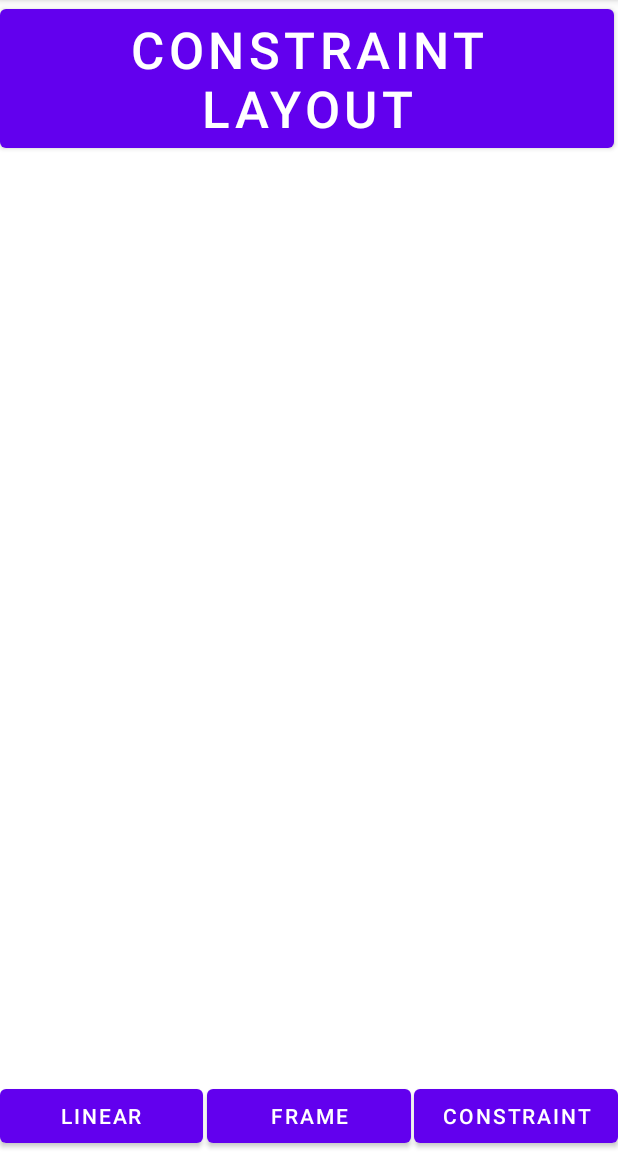
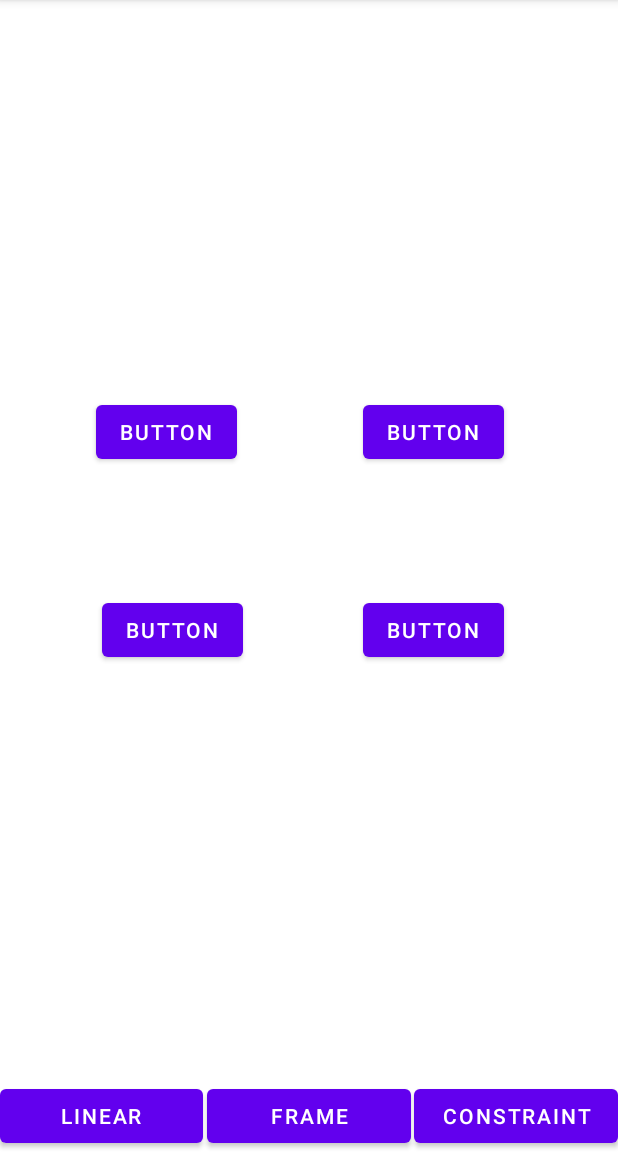
Before and after one commit to yguboy/AppLayout_V1, an Android app: the fragment ConstraintFragment placed in its activity, on a phone screen of 412 x 824 dp, the part 84-1236 px from its top. Run offline under Robolectric (Android 15) with nearby library versions, the phone set to English and light mode, and no system bars.

Commit message:
App em testes.

```diff
--- a/app/src/main/res/layout/fragment_constraint.xml
+++ b/app/src/main/res/layout/fragment_constraint.xml
@@ -3,14 +3,61 @@
     xmlns:app="http://schemas.android.com/apk/res-auto"
     xmlns:tools="http://schemas.android.com/tools"
     android:layout_width="match_parent"
-    android:layout_height="match_parent">
+    android:layout_height="match_parent"
+    tools:layout_editor_absoluteX="0dp"
+    tools:layout_editor_absoluteY="-1dp">
 
     <Button
-        android:id="@+id/button5"
-        android:layout_width="409dp"
+        android:id="@+id/button20"
+        android:layout_width="wrap_content"
         android:layout_height="wrap_content"
-        android:text="Constraint Layout"
-        android:textSize="34sp"
-        app:layout_constraintStart_toStartOf="parent"
-        app:layout_constraintTop_toTopOf="parent" />
+        android:layout_marginTop="84dp"
+        android:layout_marginEnd="80dp"
+        android:text="Button"
+        app:layout_constraintEnd_toStartOf="@+id/button21"
+        app:layout_constraintTop_toBottomOf="@+id/button23" />
+
+    <Button
+        android:id="@+id/button21"
+        android:layout_width="wrap_content"
+        android:layout_height="wrap_content"
+        android:layout_marginStart="36dp"
+        android:layout_marginTop="84dp"
+        android:text="Button"
+        app:layout_constraintStart_toStartOf="@+id/guideline"
+        app:layout_constraintTop_toBottomOf="@+id/button22" />
+
+    <Button
+        android:id="@+id/button22"
+        android:layout_width="wrap_content"
+        android:layout_height="wrap_content"
+        android:layout_marginStart="84dp"
+        android:layout_marginBottom="48dp"
+        android:text="Button"
+        app:layout_constraintBottom_toTopOf="@+id/guideline2"
+        app:layout_constraintStart_toEndOf="@+id/button23" />
+
+    <Button
+        android:id="@+id/button23"
+        android:layout_width="wrap_content"
+        android:layout_height="wrap_content"
+        android:layout_marginEnd="48dp"
+        android:layout_marginBottom="48dp"
+        android:text="Button"
+        app:layout_constraintBottom_toTopOf="@+id/guideline2"
+        app:layout_constraintEnd_toStartOf="@+id/guideline" />
+
+    <androidx.constraintlayout.widget.Guideline
+        android:id="@+id/guideline"
+        android:layout_width="wrap_content"
+        android:layout_height="wrap_content"
+        android:orientation="vertical"
+        app:layout_constraintGuide_percent="0.5" />
+
+    <androidx.constraintlayout.widget.Guideline
+        android:id="@+id/guideline2"
+        android:layout_width="wrap_content"
+        android:layout_height="wrap_content"
+        android:orientation="horizontal"
+        app:layout_constraintGuide_percent="0.5" />
 </androidx.constraintlayout.widget.ConstraintLayout>
--- a/app/src/main/res/layout/fragment_frame.xml
+++ b/app/src/main/res/layout/fragment_frame.xml
@@ -1,12 +1,22 @@
 <?xml version="1.0" encoding="utf-8"?>
 <FrameLayout xmlns:android="http://schemas.android.com/apk/res/android"
+    xmlns:app="http://schemas.android.com/apk/res-auto"
+    xmlns:tools="http://schemas.android.com/tools"
     android:layout_width="match_parent"
     android:layout_height="match_parent">
 
     <Button
         android:id="@+id/button2"
-        android:layout_width="match_parent"
+        android:layout_width="wrap_content"
         android:layout_height="wrap_content"
-        android:text="Frame Layout"
+        android:layout_gravity="bottom|right"
+        android:text="Frame "
         android:textSize="34sp" />
+
+    <ImageView
+        android:id="@+id/imageView"
+        android:layout_width="250dp"
+        android:layout_height="250dp"
+        app:srcCompat="@drawable/android_logo" />
+
 </FrameLayout>
--- a/app/src/main/res/layout/fragment_linear.xml
+++ b/app/src/main/res/layout/fragment_linear.xml
@@ -1,13 +1,14 @@
 <?xml version="1.0" encoding="utf-8"?>
 <LinearLayout xmlns:android="http://schemas.android.com/apk/res/android"
-    android:orientation="vertical"
     android:layout_width="match_parent"
-    android:layout_height="match_parent">
+    android:layout_height="match_parent"
+    android:orientation="vertical">
 
     <Button
         android:id="@+id/button"
         android:layout_width="match_parent"
         android:layout_height="wrap_content"
-        android:text="Linear Layout"
+        android:text="Linear "
         android:textSize="34sp" />
+
 </LinearLayout>
```
Also changed, not shown: app/src/main/res/drawable/android_logo.png (added).
